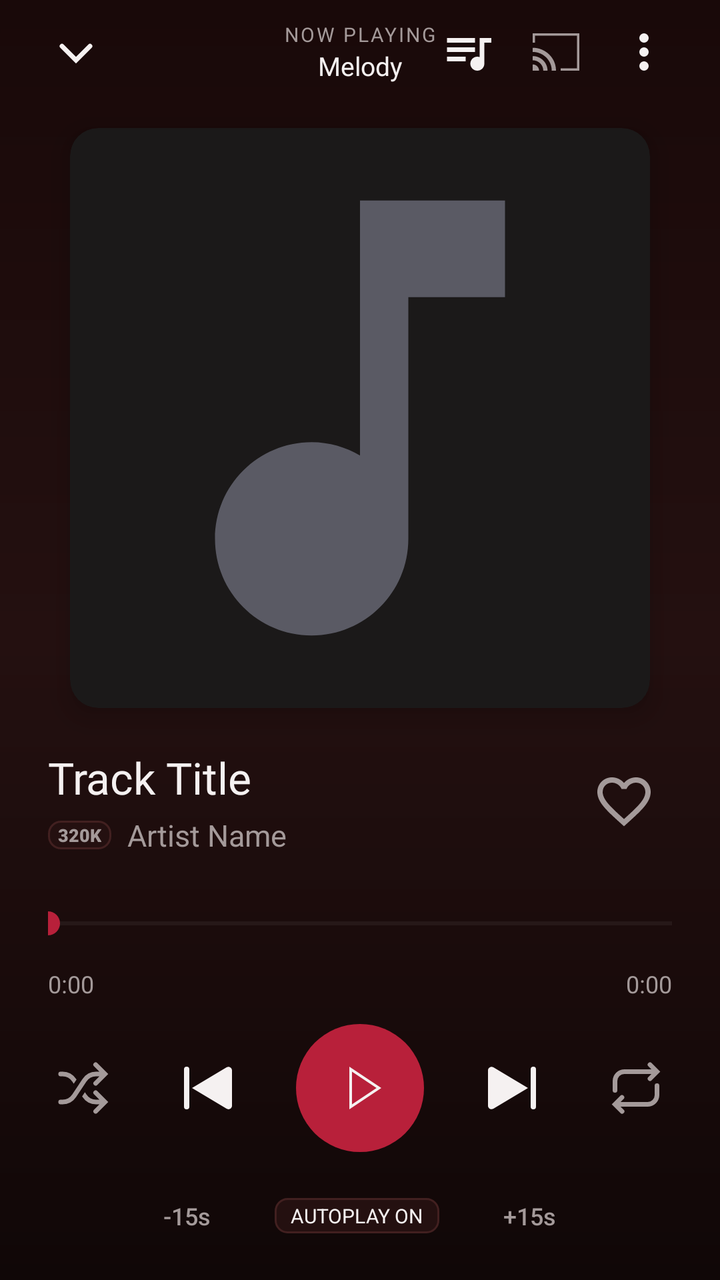
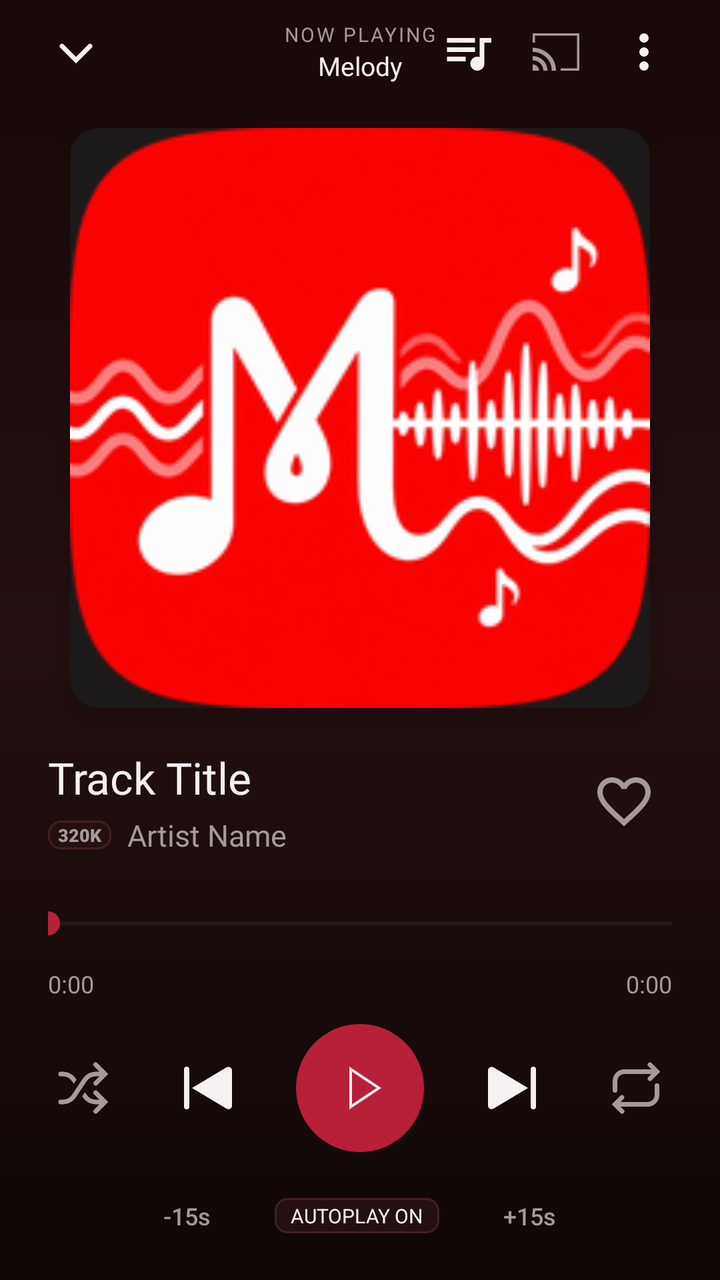

Compare the two renders of this Android layout. The source of the first and the diff that turns it into the second are given below.
<!-- AndroidManifest.xml: application theme Theme.BraveMusicPlayer -->
<!-- res/layout/dialog_now_playing.xml -->
<?xml version="1.0" encoding="utf-8"?>
<LinearLayout xmlns:android="http://schemas.android.com/apk/res/android"
    xmlns:app="http://schemas.android.com/apk/res-auto"
    android:id="@+id/layoutNowPlayingSheet"
    android:layout_width="match_parent"
    android:layout_height="match_parent"
    android:background="@drawable/bg_now_playing_sheet"
    android:orientation="vertical">

    
    <RelativeLayout
        android:layout_width="match_parent"
        android:layout_height="52dp"
        android:paddingStart="16dp"
        android:paddingEnd="16dp">

        <ImageView
            android:id="@+id/ivCollapseNowPlaying"
            android:layout_width="44dp"
            android:layout_height="44dp"
            android:layout_alignParentStart="true"
            android:layout_centerVertical="true"
            android:background="?android:attr/selectableItemBackgroundBorderless"
            android:contentDescription="Collapse Now Playing"
            android:padding="8dp"
            android:src="@drawable/ic_ytm_chevron_down"
            app:tint="@color/textPrimary" />

        <LinearLayout
            android:layout_width="wrap_content"
            android:layout_height="wrap_content"
            android:layout_centerInParent="true"
            android:gravity="center"
            android:orientation="vertical">

            <TextView
                android:layout_width="wrap_content"
                android:layout_height="wrap_content"
                android:fontFamily="sans-serif-bold"
                android:letterSpacing="0.1"
                android:text="NOW PLAYING"
                android:textColor="@color/textSecondary"
                android:textSize="10sp" />

            <TextView
                android:id="@+id/tvNowPlayingContext"
                android:layout_width="wrap_content"
                android:layout_height="wrap_content"
                android:ellipsize="end"
                android:fontFamily="@font/youtube_sans_bold_font"
                android:maxLines="1"
                android:text="Melody"
                android:textColor="@color/textPrimary"
                android:textSize="13sp" />
        </LinearLayout>

        <LinearLayout
            android:layout_width="wrap_content"
            android:layout_height="wrap_content"
            android:layout_alignParentEnd="true"
            android:layout_centerVertical="true"
            android:gravity="center_vertical"
            android:orientation="horizontal">

            <ImageView
                android:id="@+id/btnNowPlayingQueueTop"
                android:layout_width="44dp"
                android:layout_height="44dp"
                android:background="?android:attr/selectableItemBackgroundBorderless"
                android:contentDescription="Queue"
                android:padding="8dp"
                android:src="@drawable/ic_queue_music"
                app:tint="@color/textPrimary" />

            <ImageView
                android:id="@+id/btnNowPlayingCast"
                android:layout_width="44dp"
                android:layout_height="44dp"
                android:background="?android:attr/selectableItemBackgroundBorderless"
                android:contentDescription="Cast"
                android:padding="8dp"
                android:src="@drawable/ic_ytm_cast"
                app:tint="@color/textSecondary" />

            <ImageView
                android:id="@+id/btnNowPlayingMore"
                android:layout_width="44dp"
                android:layout_height="44dp"
                android:background="?android:attr/selectableItemBackgroundBorderless"
                android:contentDescription="Track Options"
                android:padding="8dp"
                android:src="@drawable/ic_ytm_overflow"
                app:tint="@color/textPrimary" />
        </LinearLayout>
    </RelativeLayout>

    
    <androidx.core.widget.NestedScrollView
        android:layout_width="match_parent"
        android:layout_height="match_parent"
        android:fillViewport="true"
        android:overScrollMode="never"
        android:scrollbars="none">

        <LinearLayout
            android:layout_width="match_parent"
            android:layout_height="wrap_content"
            android:orientation="vertical"
            android:paddingStart="24dp"
            android:paddingEnd="24dp"
            android:paddingBottom="48dp">

            
            <androidx.cardview.widget.CardView
                android:layout_width="290dp"
                android:layout_height="290dp"
                android:layout_gravity="center_horizontal"
                android:layout_marginTop="12dp"
                android:layout_marginBottom="20dp"
                app:cardBackgroundColor="@color/surfaceCard"
                app:cardCornerRadius="14dp"
                app:cardElevation="8dp">

                <ImageView
                    android:id="@+id/ivNowPlayingCover"
                    android:layout_width="match_parent"
                    android:layout_height="match_parent"
                    android:contentDescription="Now Playing Album Art"
                    android:scaleType="centerCrop"
                    android:src="@drawable/ic_music_note" />
            </androidx.cardview.widget.CardView>

            
            <LinearLayout
                android:layout_width="match_parent"
                android:layout_height="wrap_content"
                android:gravity="center_vertical"
                android:orientation="horizontal">

                <LinearLayout
                    android:layout_width="0dp"
                    android:layout_height="wrap_content"
                    android:layout_marginEnd="12dp"
                    android:layout_weight="1"
                    android:orientation="vertical">

                    <TextView
                        android:id="@+id/tvNowPlayingTitle"
                        android:layout_width="wrap_content"
                        android:layout_height="wrap_content"
                        android:ellipsize="marquee"
                        android:fontFamily="@font/youtube_sans_bold_font"
                        android:marqueeRepeatLimit="marquee_forever"
                        android:singleLine="true"
                        android:text="Track Title"
                        android:textColor="@color/textPrimary"
                        android:textSize="22sp" />

                    <LinearLayout
                        android:layout_width="wrap_content"
                        android:layout_height="wrap_content"
                        android:layout_marginTop="4dp"
                        android:gravity="center_vertical"
                        android:orientation="horizontal">

                        <TextView
                            android:id="@+id/tvNowPlayingHiFiBadge"
                            android:layout_width="wrap_content"
                            android:layout_height="wrap_content"
                            android:layout_marginEnd="8dp"
                            android:background="@drawable/bg_pill_badge"
                            android:fontFamily="sans-serif-black"
                            android:paddingStart="5dp"
                            android:paddingTop="1dp"
                            android:paddingEnd="5dp"
                            android:paddingBottom="1dp"
                            android:text="320K"
                            android:textColor="@color/textSecondary"
                            android:textSize="9sp" />

                        <TextView
                            android:id="@+id/tvNowPlayingArtist"
                            android:layout_width="wrap_content"
                            android:layout_height="wrap_content"
                            android:ellipsize="end"
                            android:fontFamily="sans-serif"
                            android:maxLines="1"
                            android:text="Artist Name"
                            android:textColor="@color/textSecondary"
                            android:textSize="15sp" />
                    </LinearLayout>
                </LinearLayout>

                
                <ImageView
                    android:id="@+id/btnNowPlayingLike"
                    android:layout_width="48dp"
                    android:layout_height="48dp"
                    android:background="?android:attr/selectableItemBackgroundBorderless"
                    android:contentDescription="Like Track"
                    android:padding="8dp"
                    android:src="@drawable/ic_heart_outline"
                    app:tint="@color/textSecondary" />

            </LinearLayout>

            
            <SeekBar
                android:id="@+id/sbNowPlayingProgress"
                android:layout_width="match_parent"
                android:layout_height="wrap_content"
                android:minHeight="36dp"
                android:layout_marginTop="16dp"
                android:max="1000"
                android:paddingStart="0dp"
                android:paddingEnd="0dp"
                android:progress="0"
                android:progressBackgroundTint="@color/progressTrack"
                android:progressTint="@color/accentPrimary"
                android:thumbTint="@color/accentPrimary" />

            
            <RelativeLayout
                android:layout_width="match_parent"
                android:layout_height="wrap_content"
                android:layout_marginTop="4dp">

                <TextView
                    android:id="@+id/tvNowPlayingPosition"
                    android:layout_width="wrap_content"
                    android:layout_height="wrap_content"
                    android:layout_alignParentStart="true"
                    android:fontFamily="sans-serif"
                    android:text="0:00"
                    android:textColor="@color/textSecondary"
                    android:textSize="12sp" />

                <TextView
                    android:id="@+id/tvNowPlayingDuration"
                    android:layout_width="wrap_content"
                    android:layout_height="wrap_content"
                    android:layout_alignParentEnd="true"
                    android:fontFamily="sans-serif"
                    android:text="0:00"
                    android:textColor="@color/textSecondary"
                    android:textSize="12sp" />
            </RelativeLayout>

            
            <LinearLayout
                android:layout_width="match_parent"
                android:layout_height="wrap_content"
                android:layout_marginTop="12dp"
                android:gravity="center"
                android:orientation="horizontal">

                <ImageView
                    android:id="@+id/btnNowPlayingShuffle"
                    android:layout_width="48dp"
                    android:layout_height="48dp"
                    android:background="?android:attr/selectableItemBackgroundBorderless"
                    android:contentDescription="Toggle Shuffle"
                    android:padding="10dp"
                    android:src="@drawable/ic_ytm_shuffle"
                    app:tint="@color/textSecondary" />

                <ImageView
                    android:id="@+id/btnNowPlayingPrev"
                    android:layout_width="48dp"
                    android:layout_height="48dp"
                    android:layout_marginStart="14dp"
                    android:background="?android:attr/selectableItemBackgroundBorderless"
                    android:contentDescription="Previous Track"
                    android:padding="8dp"
                    android:src="@drawable/ic_ytm_skip_prev"
                    app:tint="@color/textPrimary" />

                
                <FrameLayout
                    android:id="@+id/layoutNowPlayingPlayPause"
                    android:layout_width="64dp"
                    android:layout_height="64dp"
                    android:layout_marginStart="20dp"
                    android:layout_marginEnd="20dp"
                    android:background="@drawable/bg_play_button_circle"
                    android:clickable="true"
                    android:focusable="true">

                    <ImageView
                        android:id="@+id/btnNowPlayingPlayPause"
                        android:layout_width="32dp"
                        android:layout_height="32dp"
                        android:layout_gravity="center"
                        android:contentDescription="Play/Pause"
                        android:src="@drawable/ic_ytm_play"
                        app:tint="@color/textPrimary" />
                </FrameLayout>

                <ImageView
                    android:id="@+id/btnNowPlayingNext"
                    android:layout_width="48dp"
                    android:layout_height="48dp"
                    android:layout_marginEnd="14dp"
                    android:background="?android:attr/selectableItemBackgroundBorderless"
                    android:contentDescription="Next Track"
                    android:padding="8dp"
                    android:src="@drawable/ic_ytm_skip_next"
                    app:tint="@color/textPrimary" />

                <ImageView
                    android:id="@+id/btnNowPlayingRepeat"
                    android:layout_width="48dp"
                    android:layout_height="48dp"
                    android:background="?android:attr/selectableItemBackgroundBorderless"
                    android:contentDescription="Toggle Repeat"
                    android:padding="10dp"
                    android:src="@drawable/ic_ytm_repeat"
                    app:tint="@color/textSecondary" />
            </LinearLayout>

            
            <LinearLayout
                android:layout_width="match_parent"
                android:layout_height="wrap_content"
                android:layout_marginTop="10dp"
                android:gravity="center"
                android:orientation="horizontal">

                <TextView
                    android:id="@+id/btnNowPlayingRewind15"
                    android:layout_width="wrap_content"
                    android:layout_height="wrap_content"
                    android:minHeight="44dp"
                    android:minWidth="44dp"
                    android:gravity="center"
                    android:background="?android:attr/selectableItemBackground"
                    android:contentDescription="Rewind 15 seconds"
                    android:fontFamily="sans-serif-medium"
                    android:paddingStart="12dp"
                    android:paddingTop="4dp"
                    android:paddingEnd="12dp"
                    android:paddingBottom="4dp"
                    android:text="-15s"
                    android:textColor="@color/textSecondary"
                    android:textSize="12sp" />

                <TextView
                    android:id="@+id/tvNowPlayingAutoplayStatus"
                    android:layout_width="wrap_content"
                    android:layout_height="wrap_content"
                    android:layout_marginStart="20dp"
                    android:layout_marginEnd="20dp"
                    android:background="@drawable/bg_pill_badge"
                    android:fontFamily="sans-serif-bold"
                    android:paddingStart="8dp"
                    android:paddingTop="2dp"
                    android:paddingEnd="8dp"
                    android:paddingBottom="2dp"
                    android:text="AUTOPLAY ON"
                    android:textColor="@color/textPrimary"
                    android:textSize="10sp" />

                <TextView
                    android:id="@+id/btnNowPlayingForward15"
                    android:layout_width="wrap_content"
                    android:layout_height="wrap_content"
                    android:minHeight="44dp"
                    android:minWidth="44dp"
                    android:gravity="center"
                    android:background="?android:attr/selectableItemBackground"
                    android:contentDescription="Fast forward 15 seconds"
                    android:fontFamily="sans-serif-medium"
                    android:paddingStart="12dp"
                    android:paddingTop="4dp"
                    android:paddingEnd="12dp"
                    android:paddingBottom="4dp"
                    android:text="+15s"
                    android:textColor="@color/textSecondary"
                    android:textSize="12sp" />
            </LinearLayout>

            
            <LinearLayout
                android:layout_width="match_parent"
                android:layout_height="48dp"
                android:layout_marginTop="14dp"
                android:gravity="center_vertical"
                android:orientation="horizontal">

                <ImageView
                    android:id="@+id/btnNowPlayingLyricsAction"
                    android:layout_width="0dp"
                    android:layout_height="48dp"
                    android:layout_weight="1"
                    android:background="?android:attr/selectableItemBackgroundBorderless"
                    android:contentDescription="Lyrics"
                    android:padding="8dp"
                    android:src="@drawable/ic_lyrics"
                    app:tint="@color/textSecondary" />

                <ImageView
                    android:id="@+id/btnNowPlayingAddPlaylistAction"
                    android:layout_width="0dp"
                    android:layout_height="48dp"
                    android:layout_weight="1"
                    android:background="?android:attr/selectableItemBackgroundBorderless"
                    android:contentDescription="Save to Playlist"
                    android:padding="8dp"
                    android:src="@drawable/ic_ytm_playlist_add"
                    app:tint="@color/textSecondary" />

                <ImageView
                    android:id="@+id/btnNowPlayingDownloadAction"
                    android:layout_width="0dp"
                    android:layout_height="48dp"
                    android:layout_weight="1"
                    android:background="?android:attr/selectableItemBackgroundBorderless"
                    android:contentDescription="Download Track"
                    android:padding="8dp"
                    android:src="@drawable/ic_download"
                    app:tint="@color/textSecondary" />

                <ImageView
                    android:id="@+id/btnNowPlayingShareAction"
                    android:layout_width="0dp"
                    android:layout_height="48dp"
                    android:layout_weight="1"
                    android:background="?android:attr/selectableItemBackgroundBorderless"
                    android:contentDescription="Share Track"
                    android:padding="8dp"
                    android:src="@drawable/ic_ytm_share"
                    app:tint="@color/textSecondary" />

                <ImageView
                    android:id="@+id/btnNowPlayingDislike"
                    android:layout_width="0dp"
                    android:layout_height="48dp"
                    android:layout_weight="1"
                    android:background="?android:attr/selectableItemBackgroundBorderless"
                    android:contentDescription="Not Interested"
                    android:padding="8dp"
                    android:src="@drawable/ic_ytm_thumb_down_outline"
                    app:tint="@color/textSecondary" />
            </LinearLayout>

            
            <LinearLayout
                android:id="@+id/layoutYtmBottomPeek"
                android:layout_width="match_parent"
                android:layout_height="wrap_content"
                android:layout_marginTop="14dp"
                android:background="@drawable/bg_rounded_card"
                android:clickable="true"
                android:focusable="true"
                android:gravity="center_horizontal"
                android:orientation="vertical"
                android:paddingTop="6dp"
                android:paddingBottom="8dp">

                
                <ImageView
                    android:layout_width="wrap_content"
                    android:layout_height="wrap_content"
                    android:contentDescription="Drag Handle"
                    android:src="@drawable/single_bar_drag_handle" />

                
                <LinearLayout
                    android:layout_width="match_parent"
                    android:layout_height="wrap_content"
                    android:layout_marginTop="6dp"
                    android:gravity="center"
                    android:orientation="horizontal">

                    <TextView
                        android:id="@+id/btnNowPlayingQueueAction"
                        android:layout_width="0dp"
                        android:layout_height="wrap_content"
                        android:minHeight="44dp"
                        android:layout_weight="1"
                        android:background="?android:attr/selectableItemBackground"
                        android:clickable="true"
                        android:focusable="true"
                        android:fontFamily="@font/youtube_sans_bold_font"
                        android:gravity="center"
                        android:letterSpacing="0.08"
                        android:text="UP NEXT"
                        android:textColor="@color/textPrimary"
                        android:textSize="13sp" />

                    <View
                        android:layout_width="1dp"
                        android:layout_height="14dp"
                        android:background="@color/borderSubtle" />

                    <TextView
                        android:id="@+id/btnNowPlayingLyricsActionBottom"
                        android:layout_width="0dp"
                        android:layout_height="wrap_content"
                        android:minHeight="44dp"
                        android:layout_weight="1"
                        android:background="?android:attr/selectableItemBackground"
                        android:clickable="true"
                        android:focusable="true"
                        android:fontFamily="@font/youtube_sans_bold_font"
                        android:gravity="center"
                        android:letterSpacing="0.08"
                        android:text="LYRICS"
                        android:textColor="@color/textSecondary"
                        android:textSize="13sp" />

                    <View
                        android:layout_width="1dp"
                        android:layout_height="14dp"
                        android:background="@color/borderSubtle" />

                    <TextView
                        android:id="@+id/btnNowPlayingRadioAction"
                        android:layout_width="0dp"
                        android:layout_height="wrap_content"
                        android:minHeight="44dp"
                        android:layout_weight="1"
                        android:background="?android:attr/selectableItemBackground"
                        android:clickable="true"
                        android:focusable="true"
                        android:fontFamily="@font/youtube_sans_bold_font"
                        android:gravity="center"
                        android:letterSpacing="0.08"
                        android:text="RELATED"
                        android:textColor="@color/textSecondary"
                        android:textSize="13sp" />
                </LinearLayout>
            </LinearLayout>

        </LinearLayout>
    </androidx.core.widget.NestedScrollView>

</LinearLayout>
<!-- resources referenced by this layout -->
<resources>
  <color name="accentPrimary">#B8203A</color>
  <color name="borderSubtle">#422020</color>
  <color name="progressTrack">#453A3A</color>
  <color name="surfaceCard">#1B1919</color>
  <color name="textPrimary">#F5F1F1</color>
  <color name="textSecondary">#A49A9A</color>
  <!-- drawable bg_pill_badge (drawable) -->
  <?xml version="1.0" encoding="utf-8"?>
  <shape xmlns:android="http://schemas.android.com/apk/res/android"
      android:shape="rectangle">
      <solid android:color="@color/surfaceElevated" />
      <stroke
          android:width="1dp"
          android:color="@color/borderSubtle" />
      <corners android:radius="6dp" />
  </shape>
  <!-- drawable bg_play_button_circle (drawable) -->
  <?xml version="1.0" encoding="utf-8"?>
  <shape xmlns:android="http://schemas.android.com/apk/res/android"
      android:shape="oval">
      <solid android:color="@color/accentPrimary" />
  </shape>
  <!-- drawable bg_rounded_card (drawable) -->
  <?xml version="1.0" encoding="utf-8"?>
  <shape xmlns:android="http://schemas.android.com/apk/res/android"
      android:shape="rectangle">
      <corners android:radius="10dp" />
      <solid android:color="@color/surfaceCard" />
      <stroke
          android:width="1dp"
          android:color="@color/borderSubtle" />
  </shape>
  <!-- drawable ic_download (drawable) -->
  <vector xmlns:android="http://schemas.android.com/apk/res/android"
      android:width="24dp"
      android:height="24dp"
      android:viewportWidth="24"
      android:viewportHeight="24">
    <path
        android:fillColor="@android:color/white"
        android:pathData="M19,9h-4V3H9v6H5l7,7 7,-7zM5,18v2h14v-2H5z"/>
  </vector>
  <!-- drawable ic_music_note (drawable) -->
  <vector xmlns:android="http://schemas.android.com/apk/res/android"
      android:width="24dp"
      android:height="24dp"
      android:viewportWidth="24"
      android:viewportHeight="24">
      <path
          android:fillColor="#5A5A64"
          android:pathData="M12,3v10.55c-0.59,-0.34 -1.27,-0.55 -2,-0.55 -2.21,0 -4,1.79 -4,4s1.79,4 4,4 4,-1.79 4,-4V7h4V3h-6z"/>
  </vector>
  <!-- drawable ic_ytm_play (drawable) -->
  <?xml version="1.0" encoding="utf-8"?>
  <vector  android:height="24.0dp" android:width="24.0dp" android:viewportWidth="24.0" android:viewportHeight="24.0"
    xmlns:android="http://schemas.android.com/apk/res/android">
      <path android:fillColor="@android:color/white" android:pathData="M9,5.87L18.2,12L9,18.13V5.87M8,4v16l12,-8L8,4L8,4z" />
  </vector>
  <!-- drawable single_bar_drag_handle (drawable) -->
  <?xml version="1.0" encoding="utf-8"?>
  <shape android:shape="rectangle"
    xmlns:android="http://schemas.android.com/apk/res/android">
      <corners android:radius="3.0dp" />
      <solid android:color="#55FFFFFF" />
      <size android:height="@dimen/yt_sys_measurement_size_min" android:width="@dimen/yt_sys_measurement_size_hero" />
  </shape>
  <color name="backgroundSecondary">#190909</color>
  <color name="surfaceElevated">#241010</color>
  <color name="background">#100707</color>
  <dimen name="yt_sys_measurement_size_min">4dp</dimen>
  <dimen name="yt_sys_measurement_size_hero">40dp</dimen>
  <color name="accentPressed">#8F1830</color>
  <!-- drawable bg_ytm_gradient (drawable) -->
  <?xml version="1.0" encoding="utf-8"?>
  <shape xmlns:android="http://schemas.android.com/apk/res/android"
      android:shape="rectangle">
      <gradient
          android:angle="270"
          android:startColor="@color/backgroundSecondary"
          android:endColor="@color/background"
          android:type="linear" />
  </shape>
  <style name="MelodyBottomSheetStyle" parent="Widget.Design.BottomSheet.Modal">
          <item name="android:background">@android:color/transparent</item>
      </style>
  <!-- unchanged entries left out for length: 16 -->
</resources>

<!-- the commit's change to res/layout/dialog_now_playing.xml (unified diff, before → after) -->
@@ -127,7 +127,7 @@
                     android:layout_height="match_parent"
                     android:contentDescription="Now Playing Album Art"
                     android:scaleType="centerCrop"
-                    android:src="@drawable/ic_music_note" />
+                    android:src="@drawable/ic_melody_logo" />
             </androidx.cardview.widget.CardView>
 
             
<!-- resource entries referenced after the edit -->
@@ -42,16 +42,7 @@
         android:fillColor="@android:color/white"
         android:pathData="M19,9h-4V3H9v6H5l7,7 7,-7zM5,18v2h14v-2H5z"/>
   </vector>
-  <!-- drawable ic_music_note (drawable) -->
-  <vector xmlns:android="http://schemas.android.com/apk/res/android"
-      android:width="24dp"
-      android:height="24dp"
-      android:viewportWidth="24"
-      android:viewportHeight="24">
-      <path
-          android:fillColor="#5A5A64"
-          android:pathData="M12,3v10.55c-0.59,-0.34 -1.27,-0.55 -2,-0.55 -2.21,0 -4,1.79 -4,4s1.79,4 4,4 4,-1.79 4,-4V7h4V3h-6z"/>
-  </vector>
+  <!-- drawable ic_melody_logo: png bitmap (drawable, 46801 bytes) -->
   <!-- drawable ic_ytm_play (drawable) -->
   <?xml version="1.0" encoding="utf-8"?>
   <vector  android:height="24.0dp" android:width="24.0dp" android:viewportWidth="24.0" android:viewportHeight="24.0"
